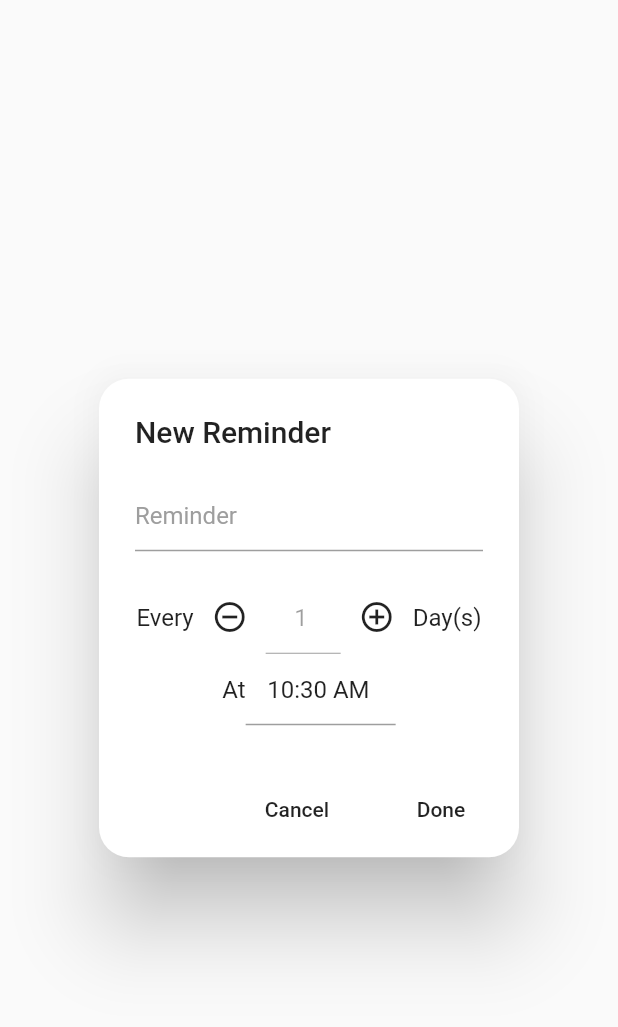
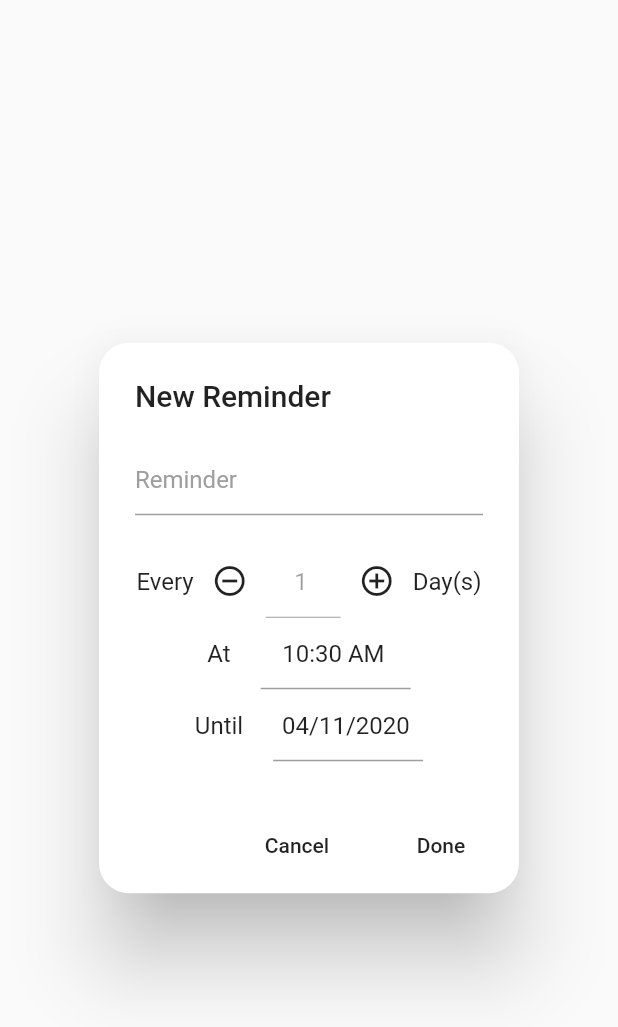
Before and after one commit to kristinacapistrano/DoctonomyApp, a Flutter app: the CreateReminder widget shown alone on an empty page, opened directly with empty values, on a phone screen of 412 x 824 dp. Shown: the top 1027 px of the screen. Run offline on Flutter 3.47's test engine with Material 2 defaults, Android fonts, the phone set to English and light mode, and no system bars; our stand-ins replace cloud_firestore, firebase_auth, firebase_messaging, flushbar, shared_preferences; missing offline and left inert: cron; accounts and stored records are empty.

Commit message:
CreateReminder - Add Date Chooser

```diff
--- a/lib/widgets/CreateReminder.dart
+++ b/lib/widgets/CreateReminder.dart
@@ -22,6 +22,7 @@ class _CreateReminderState extends State<CreateReminder> {
   TextEditingController name = new TextEditingController(text: "");
   TextEditingController days = new TextEditingController(text: "1");
   TextEditingController time = new TextEditingController(text: DateFormat("h:mm a").format(DateTime.now()));
+  TextEditingController enddate = new TextEditingController(text: DateFormat("MM/dd/yyyy").format(DateTime.now()));
 
 //  String timeToString(date) {
 //    return DateFormat("h:mm a").format(DateFormat("H:mm").parse(date));
@@ -90,14 +91,11 @@ class _CreateReminderState extends State<CreateReminder> {
                 Text("Day(s)"),
               ],
             ),
-
-
-
             Row(
               mainAxisAlignment: MainAxisAlignment.center,
               children: <Widget>[
                 Text("At"),
-
+                SizedBox(width: 20.0),
                 Container(
                     width: 100.0,
                     child: TextField(
@@ -119,11 +117,34 @@ class _CreateReminderState extends State<CreateReminder> {
                 ),
               ],
             ),
-
-
-
-
-
+            Row(
+              mainAxisAlignment: MainAxisAlignment.center,
+              children: <Widget>[
+                Text("Until"),
+                SizedBox(width: 20.0),
+                Container(
+                  width: 100.0,
+                  child: TextField(
+                    controller: enddate,
+                    textAlign: TextAlign.center,
+                    decoration: new InputDecoration(
+                      hintText: 'Date',
+                      hintStyle: TextStyle(color: Colors.grey),
+                    ),
+                    onTap: () {
+                      DateTime now = new DateTime.now();
+                      DateTime morning = new DateTime(now.year, now.month, now.day);
+                      showDatePicker(context: context, initialDate: DateFormat("MM/dd/yyyy").parse(enddate.text), firstDate: morning, lastDate: DateTime(2100)).then((value) {
+                        FocusScope.of(context).requestFocus(new FocusNode());
+                        if (value != null) {
+                          enddate.text = DateFormat("MM/dd/yyyy").format(value);
+                        }
+                      });
+                    },
+                  ),
+                ),
+              ],
+            ),
             //Todo add fields for startDate and endDate
           ],
         ),
```
